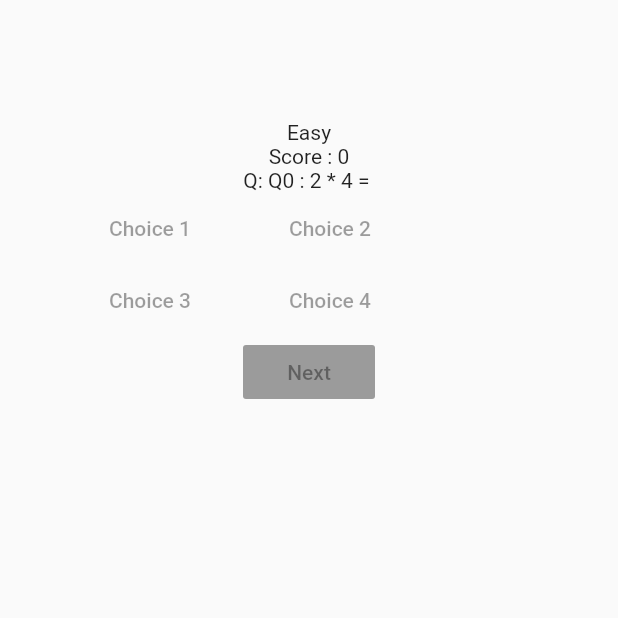
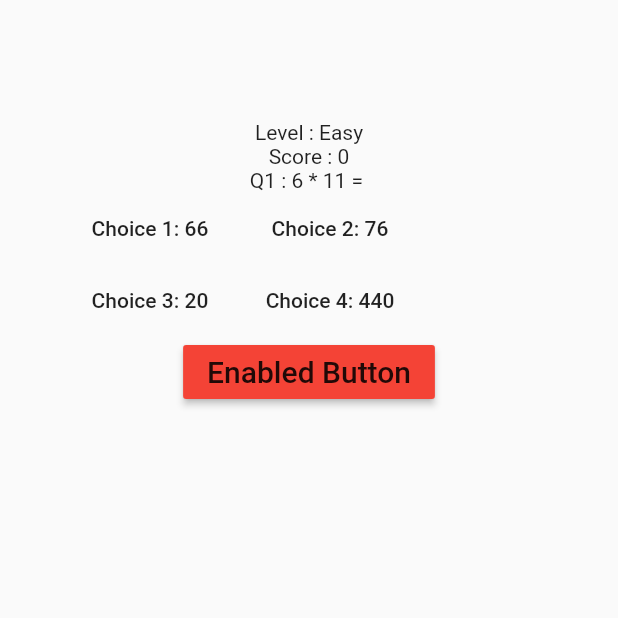
Before and after one commit to ammanath/mult_tables, a Flutter app: the screen it shows after launch, after a tap on "Easy", on a phone screen of 412 x 824 dp, the top half of it. Run offline on Flutter 3.47's test engine with Material 2 defaults, Android fonts, the phone set to English and light mode, and no system bars.

Commit message:
quiz random results

```diff
--- a/lib/model/quizData.dart
+++ b/lib/model/quizData.dart
@@ -1,8 +1,6 @@
 import 'dart:math';
 
 class Quiz {
-
-
   var allow12and21;
   var countOfQuestions;
   var levelOfQuiz;
@@ -12,20 +10,51 @@ class Quiz {
   var firstListOfNumbers, secondListOfNumbers;
 
   Quiz(this.countOfQuestions, this.levelOfQuiz, this.startLevel,
-      this.allow12and21){
-       _result = _getListForQuiz(countOfQuestions, levelOfQuiz, startLevel, allow12and21);
-      firstListOfNumbers = _result[0];
-      secondListOfNumbers = _result[1];
+      this.allow12and21) {
+    _result = _getListForQuiz(
+        countOfQuestions, levelOfQuiz, startLevel, allow12and21);
+    firstListOfNumbers = _result[0];
+    secondListOfNumbers = _result[1];
+  }
+
+  List<int> getPossibleResults(final int firstNo, final int secondNo) {
+    List<int> results = [];
+    const int listLength = 4;
+
+    results = List.generate(listLength,
+        (index) => firstNo * secondNo + Random().nextInt(secondNo + listLength));
+    print('Initial results : $results');
+    //ensure list has unique numbers - no repeats
+    //remove duplicate
+    List<int> uniqueResults = [
+      ...{...results}
+    ];
+    print('Unique results : $uniqueResults');
+    if (results.length != uniqueResults.length) {
+      int noOfDuplicates = results.length - uniqueResults.length;
+      int value = Random().nextInt(100);
+      print('NoOfDuplicates : $noOfDuplicates, value: $value');
+      for (int i = 0; i < noOfDuplicates; i++) {
+        if (!uniqueResults.contains(value)) {
+          uniqueResults.add(value);
+          print('Added $value to uniqueResults');
+        } else {
+          var nextInt = Random().nextInt(1000);
+          uniqueResults.add(value + nextInt);
+          print('Added $value + $nextInt to uniqueResults');
+        }
       }
+    }
 
-List<int> getPossibleResults(int i, int j){
-  List<int> results = [];
-  results = List.generate(4, (index ) => i*j*Random().nextInt(index+i+j));
-  List<int> right = [i*j];
-  int index = Random().nextInt(4);
-  results.replaceRange(index, index, right);
-  return null;
-}
+    final int answer = firstNo * secondNo;
+    List<int> right = [answer];
+    if (!uniqueResults.contains(answer)) {
+      int index = Random().nextInt(4);
+      uniqueResults.replaceRange(index, index, right);
+      print('Inserting right answer, $answer at index: $index');
+    }
+    return uniqueResults;
+  }
 
 // @param const countOfQuestions = 5; This is the length of the List returned
 // const levelOfQuiz = 7; //random generator upto this level (not inclusive). Max number in the quiz
--- a/lib/pages/quizPageWidget.dart
+++ b/lib/pages/quizPageWidget.dart
@@ -53,14 +53,16 @@ class QuizQuestionsWidget extends StatefulWidget {
 }
 
 class _QuizQuestionsWidgetState extends State<QuizQuestionsWidget> {
-  final quiz = Quiz(5, 7, 0, true);
+  final quiz = Quiz(5, 17, 0, true);
   var score = 0;
   var question = '';
   int questionNo = 0;
 
   @override
   Widget build(BuildContext context) {
-    question = 'Q$questionNo : ${quiz.firstListOfNumbers[questionNo]} * ${quiz.secondListOfNumbers[questionNo]} = ';
+    question =
+        'Q${questionNo+1} : ${quiz.firstListOfNumbers[questionNo]} * ${quiz.secondListOfNumbers[questionNo]} = ';
+    List<int> results = quiz.getPossibleResults(quiz.firstListOfNumbers[questionNo],quiz.secondListOfNumbers[questionNo]);
     return WillPopScope(
       onWillPop: () async => false,
       child: Scaffold(
@@ -70,19 +72,19 @@ class _QuizQuestionsWidgetState extends State<QuizQuestionsWidget> {
             child: Column(
               children: <Widget>[
                 new Padding(padding: EdgeInsets.all(20.0)),
-                new Text(widget.level),
+                new Text('Level : ${widget.level}'),
                 new Text('Score : $score'),
-                new Text('Q: $question'),
+                new Text('$question'),
                 Row(
                   children: <Widget>[
                     MaterialButton(
-                      child: new Text('Choice 1'),
-                      onPressed: null,
+                      child: new Text('Choice 1: ${results[0]}'),
+                      onPressed: () {},
                       minWidth: 120.0,
                     ),
                     MaterialButton(
-                      child: new Text('Choice 2'),
-                      onPressed: null,
+                      child: new Text('Choice 2: ${results[1]}'),
+                      onPressed: () {},
                       minWidth: 120.0,
                     )
                   ],
@@ -90,13 +92,13 @@ class _QuizQuestionsWidgetState extends State<QuizQuestionsWidget> {
                 Row(
                   children: <Widget>[
                     MaterialButton(
-                      child: new Text('Choice 3'),
-                      onPressed: null,
+                      child: new Text('Choice 3: ${results[2]}'),
+                      onPressed: () {},
                       minWidth: 120.0,
                     ),
                     MaterialButton(
-                      child: new Text('Choice 4'),
-                      onPressed: null,
+                      child: new Text('Choice 4: ${results[3]}'),
+                      onPressed: () {},
                       minWidth: 120.0,
                     )
                   ],
@@ -105,8 +107,11 @@ class _QuizQuestionsWidgetState extends State<QuizQuestionsWidget> {
                     mainAxisAlignment: MainAxisAlignment.center,
                     children: <Widget>[
                       RaisedButton(
-                    child: new Text('Next'),
-                    onPressed: updateQuestion(),
+                        child: const Text('Enabled Button',
+                            style: TextStyle(fontSize: 20)),
+                        onPressed: () {
+                          updateQuestion();
+                        },
                         color: Colors.red,
                       ),
                     ])
@@ -128,12 +133,11 @@ class _QuizQuestionsWidgetState extends State<QuizQuestionsWidget> {
 
   updateQuestion() {
     setState(() {
-                          if(questionNo == quiz.countOfQuestions-1){
+      if (questionNo == quiz.countOfQuestions - 1) {
         Dialog(child: Text('End!'));
-                          }else{
+      } else {
         questionNo++;
       }
     });
-
   }
 }
```
Lines whose indentation alone changed are shown as unchanged.
